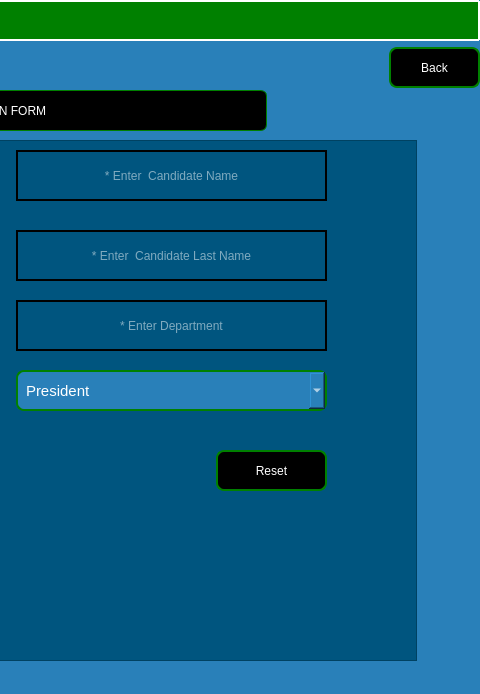
Before: the Qt Designer form registercandidate.ui in Rabsoninnora/LBTCSU, drawn with Qt 5; both pictures show x 674 to 1154 and y 0 to 694 of the 1154 by 694 pixel window.
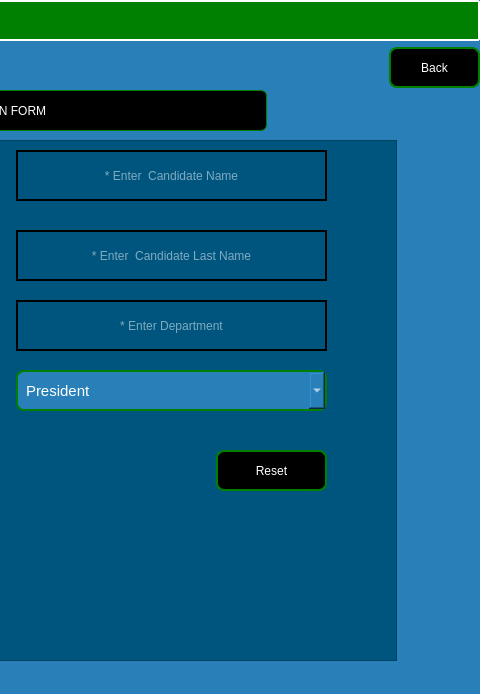
After: the same form once the commit is applied. Icons and pictures are not drawn.

The edit to the form file:
```diff
--- a/registercandidate.ui
+++ b/registercandidate.ui
@@ -21,7 +21,7 @@
     <rect>
      <x>80</x>
      <y>140</y>
-     <width>1011</width>
+     <width>991</width>
      <height>521</height>
     </rect>
    </property>
```
